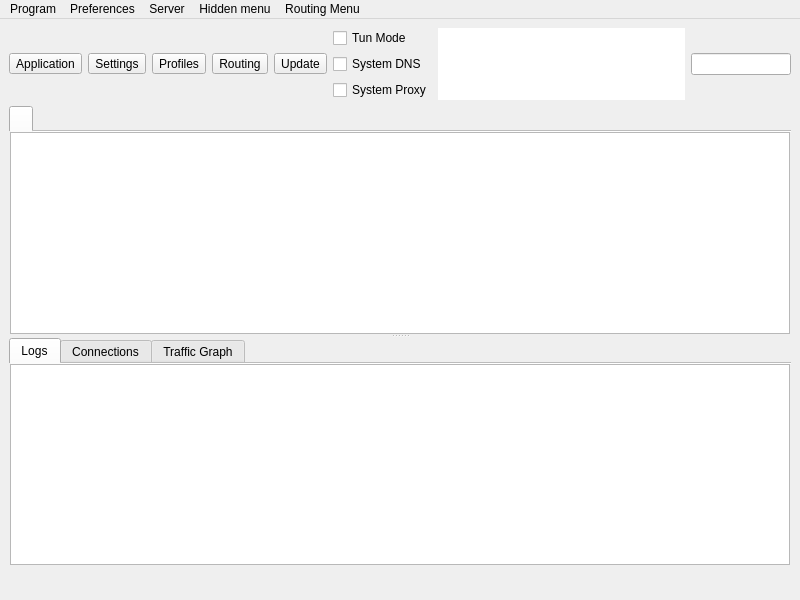
The window that include/ui/mainwindow.ui (shengmo0210/Throne) describes before a commit, drawn with Qt 5.
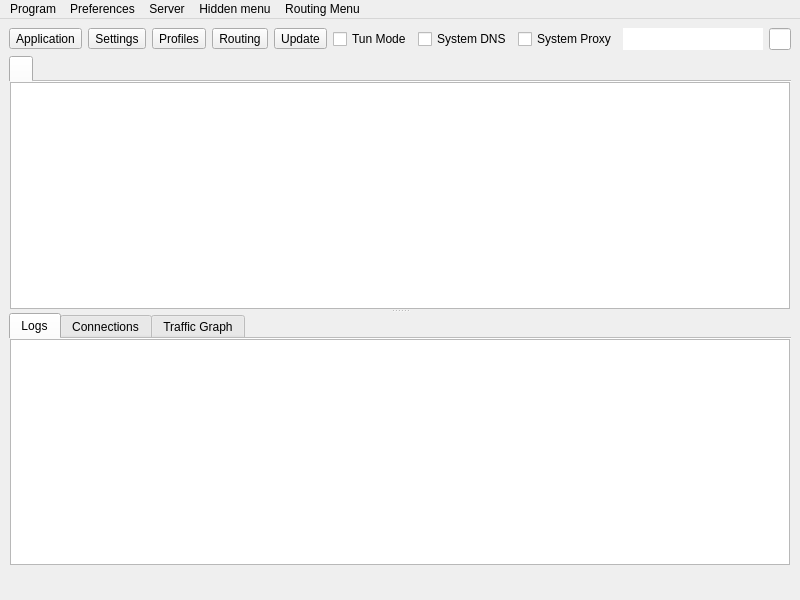
The same window after the commit. Icons and pictures are not drawn. Custom widgets are drawn as their Qt base class.

Commit message: optimize mainwindow ui

```diff
--- a/include/ui/mainwindow.ui
+++ b/include/ui/mainwindow.ui
@@ -134,7 +134,7 @@
        </widget>
       </item>
       <item>
-       <layout class="QVBoxLayout" name="verticalLayout_4">
+       <layout class="QHBoxLayout" name="verticalLayout_4">
         <item>
          <widget class="QCheckBox" name="checkBox_VPN">
           <property name="sizePolicy">
```
